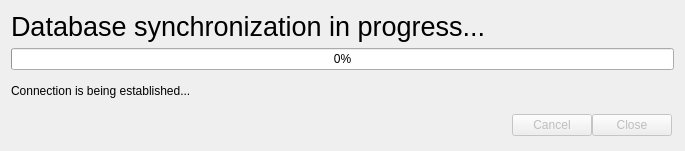
Before: the Qt Designer form src/gui/windows/SyncDialog.ui in Akaflieg/startkladde, drawn with Qt 5.
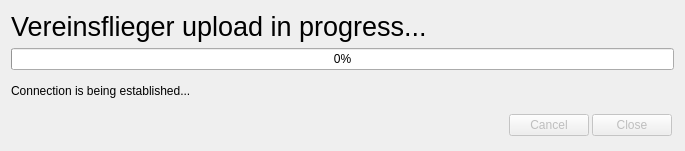
After: the same form once the commit is applied.

Diff of the .ui file:
```diff
--- a/src/gui/windows/SyncDialog.ui
+++ b/src/gui/windows/SyncDialog.ui
@@ -24,7 +24,7 @@
       </font>
      </property>
      <property name="text">
-      <string>Database synchronization in progress...</string>
+      <string>Vereinsflieger upload in progress...</string>
      </property>
     </widget>
    </item>
@@ -49,7 +49,7 @@
     <widget class="QWidget" name="widget" native="true">
      <layout class="QHBoxLayout" name="horizontalLayout">
       <property name="spacing">
-       <number>0</number>
+       <number>3</number>
       </property>
       <property name="margin">
        <number>2</number>
```
Left out of the diff: 15 changed lines with no effect on the pictures.
